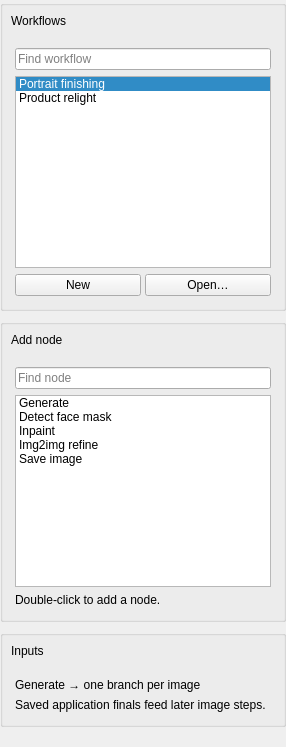
Above: src/dtflow/ui/forms/workflows_context.ui from djebaz/dtflow before the change. Below: the same form after it.
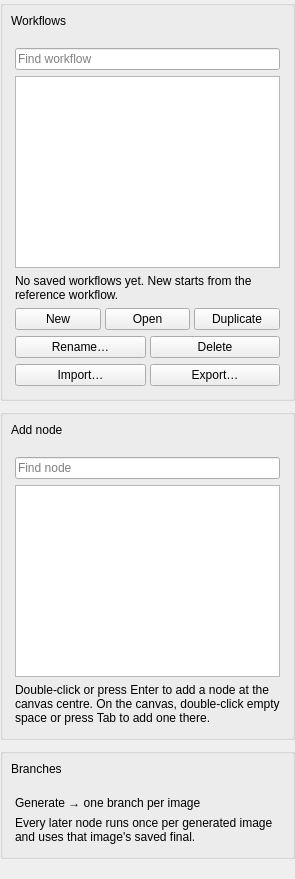
That is the form after the change.

Commit message: Workflows 1/4: contract v1, reference fixture and service interfaces (#223) (#232)

What changed in the file:
```diff
--- a/src/dtflow/ui/forms/workflows_context.ui
+++ b/src/dtflow/ui/forms/workflows_context.ui
@@ -102,25 +102,37 @@
            <property name="placeholderText">
             <string>Find workflow</string>
            </property>
+           <property name="accessibleName">
+            <string>Find workflow</string>
+           </property>
+           <property name="clearButtonEnabled">
+            <bool>true</bool>
+           </property>
           </widget>
          </item>
          <item>
           <widget class="QListWidget" name="workflowList">
-           <item>
-            <property name="text">
-             <string>Portrait finishing</string>
-            </property>
-           </item>
-           <item>
-            <property name="text">
-             <string>Product relight</string>
-            </property>
-           </item>
            <property name="maximumHeight">
             <number>86</number>
            </property>
-           <property name="currentRow">
-            <number>0</number>
+           <property name="accessibleName">
+            <string>Saved workflows</string>
+           </property>
+           <property name="toolTip">
+            <string>Double-click to open a saved workflow</string>
+           </property>
+          </widget>
+         </item>
+         <item>
+          <widget class="QLabel" name="workflowLibraryNote">
+           <property name="text">
+            <string>No saved workflows yet. New starts from the reference workflow.</string>
+           </property>
+           <property name="wordWrap">
+            <bool>true</bool>
+           </property>
+           <property name="role" stdset="0">
+            <string>secondary</string>
            </property>
           </widget>
          </item>
@@ -152,7 +164,120 @@
             <item>
              <widget class="QPushButton" name="openWorkflowButton">
               <property name="text">
-               <string>Open…</string>
+               <string>Open</string>
+              </property>
+              <property name="toolTip">
+               <string>Open the selected workflow</string>
+              </property>
+              <property name="accessibleName">
+               <string>Open the selected workflow</string>
+              </property>
+             </widget>
+            </item>
+            <item>
+             <widget class="QPushButton" name="duplicateWorkflowButton">
+              <property name="text">
+               <string>Duplicate</string>
+              </property>
+              <property name="toolTip">
+               <string>Duplicate the selected workflow</string>
+              </property>
+              <property name="accessibleName">
+               <string>Duplicate the selected workflow</string>
+              </property>
+             </widget>
+            </item>
+           </layout>
+          </widget>
+         </item>
+         <item>
+          <widget class="QWidget" name="workflowManageActions">
+           <layout class="QHBoxLayout" name="workflowManageActionsLayout">
+            <property name="leftMargin">
+             <number>0</number>
+            </property>
+            <property name="topMargin">
+             <number>0</number>
+            </property>
+            <property name="rightMargin">
+             <number>0</number>
+            </property>
+            <property name="bottomMargin">
+             <number>0</number>
+            </property>
+            <property name="spacing">
+             <number>4</number>
+            </property>
+            <item>
+             <widget class="QPushButton" name="renameWorkflowButton">
+              <property name="text">
+               <string>Rename…</string>
+              </property>
+              <property name="toolTip">
+               <string>Rename the selected workflow</string>
+              </property>
+              <property name="accessibleName">
+               <string>Rename the selected workflow</string>
+              </property>
+             </widget>
+            </item>
+            <item>
+             <widget class="QPushButton" name="deleteWorkflowButton">
+              <property name="text">
+               <string>Delete</string>
+              </property>
+              <property name="toolTip">
+               <string>Delete the selected workflow file</string>
+              </property>
+              <property name="accessibleName">
+               <string>Delete the selected workflow file</string>
+              </property>
+             </widget>
+            </item>
+           </layout>
+          </widget>
+         </item>
+         <item>
+          <widget class="QWidget" name="workflowTransferActions">
+           <layout class="QHBoxLayout" name="workflowTransferActionsLayout">
+            <property name="leftMargin">
+             <number>0</number>
+            </property>
+            <property name="topMargin">
+             <number>0</number>
+            </property>
+            <property name="rightMargin">
+             <number>0</number>
+            </property>
+            <property name="bottomMargin">
+             <number>0</number>
+            </property>
+            <property name="spacing">
+             <number>4</number>
+            </property>
+            <item>
+             <widget class="QPushButton" name="importWorkflowButton">
+              <property name="text">
+               <string>Import…</string>
+              </property>
+              <property name="toolTip">
+               <string>Import a DTFlow workflow JSON file</string>
+              </property>
+              <property name="accessibleName">
+               <string>Import a DTFlow workflow JSON file</string>
+              </property>
+             </widget>
+            </item>
+            <item>
+             <widget class="QPushButton" name="exportWorkflowButton">
+              <property name="text">
+               <string>Export…</string>
+              </property>
+              <property name="toolTip">
+               <string>Export the open workflow as a JSON file</string>
+              </property>
+              <property name="accessibleName">
+               <string>Export the open workflow as a JSON file</string>
               </property>
              </widget>
             </item>
@@ -249,35 +374,16 @@
            <property name="placeholderText">
             <string>Find node</string>
            </property>
+           <property name="accessibleName">
+            <string>Find node</string>
+           </property>
+           <property name="clearButtonEnabled">
+            <bool>true</bool>
+           </property>
           </widget>
          </item>
          <item>
           <widget class="QListWidget" name="nodePalette">
-           <item>
-            <property name="text">
-             <string>Generate</string>
-            </property>
-           </item>
-           <item>
-            <property name="text">
-             <string>Detect face mask</string>
-            </property>
-           </item>
-           <item>
-            <property name="text">
-             <string>Inpaint</string>
-            </property>
-           </item>
-           <item>
-            <property name="text">
-             <string>Img2img refine</string>
-            </property>
-           </item>
-           <item>
-            <property name="text">
-             <string>Save image</string>
-            </property>
-           </item>
            <property name="maximumHeight">
             <number>160</number>
            </property>
@@ -286,7 +392,7 @@
          <item>
           <widget class="QLabel" name="paletteHelp">
            <property name="text">
-            <string>Double-click to add a node.</string>
+            <string>Double-click or press Enter to add a node at the canvas centre. On the canvas, double-click empty space or press Tab to add one there.</string>
            </property>
            <property name="wordWrap">
             <bool>true</bool>
@@ -347,7 +453,7 @@
          <item>
           <widget class="QLabel" name="workflowSourcesTitle">
            <property name="text">
-            <string>Inputs</string>
+            <string>Branches</string>
            </property>
            <property name="wordWrap">
             <bool>true</bool>
@@ -394,7 +500,7 @@
          <item>
           <widget class="QLabel" name="workflowSourceNote">
            <property name="text">
-            <string>Saved application finals feed later image steps.</string>
+            <string>Every later node runs once per generated image and uses that image's saved final.</string>
            </property>
            <property name="wordWrap">
             <bool>true</bool>
```
Left out of the diff: 13 changed lines with no effect on the pictures. The commit also changes 50 other files.
